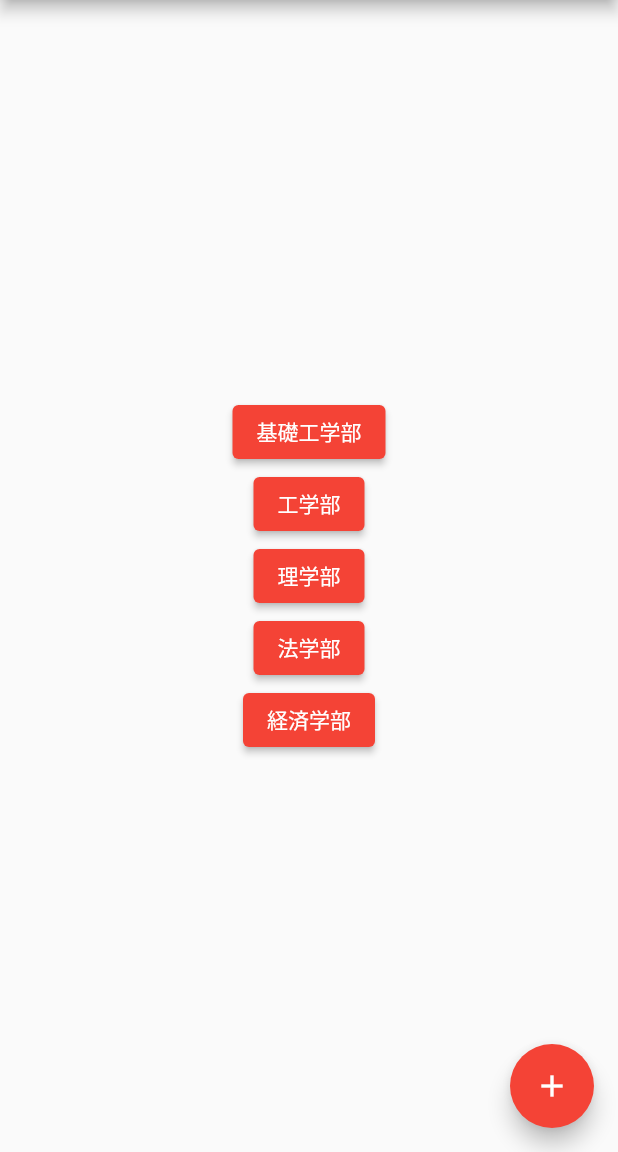
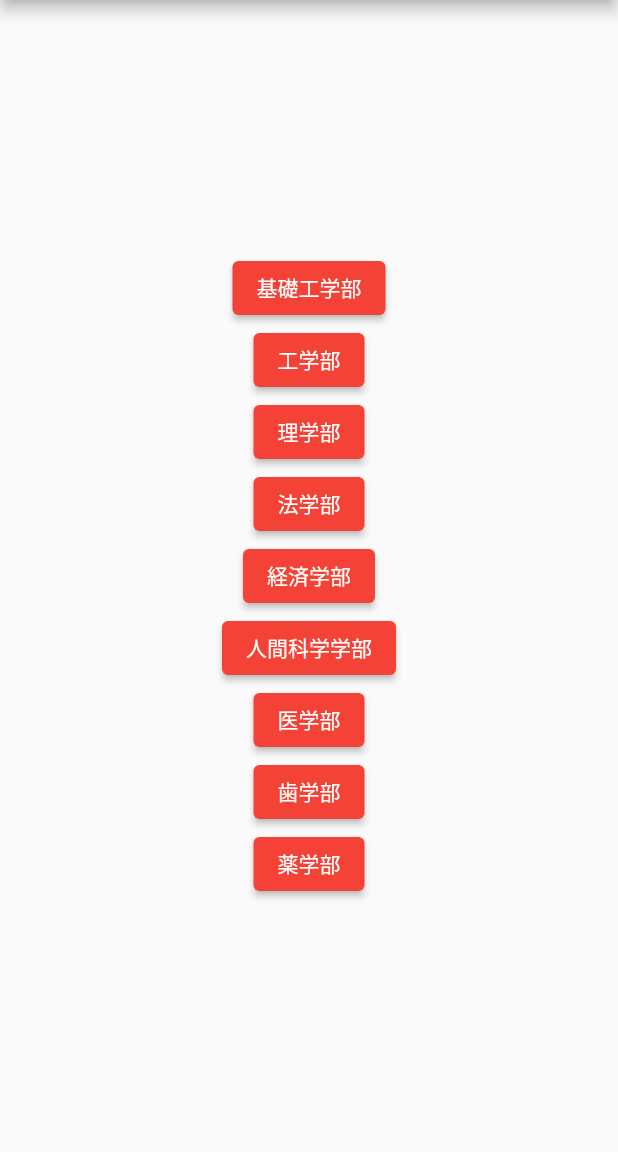
Before and after one commit to NaojiroUeno/application, a Flutter app: the screen it shows after launch, on a phone screen of 412 x 824 dp, the part 84-1236 px from its top. Run offline on Flutter 3.47's test engine with Material 2 defaults, Android fonts, the phone set to English and light mode, and no system bars.

Commit message:
add A B C

```diff
--- a/lib/main.dart
+++ b/lib/main.dart
@@ -1,5 +1,3 @@
-//import 'dart:html';
-
 import 'package:flutter/material.dart';
 import 'package:sample/first_page.dart';
 
@@ -33,16 +31,6 @@ class MyHomePage extends StatefulWidget {
 }
 
 class _MyHomePageState extends State<MyHomePage> {
-  // int _counter = 0;
-
-  // void _incrementCounter() {
-  //   setState(() {
-  //     _counter++;
-  //     // for debag
-  //     // print(_counter);
-  //   });
-  // }
-
   @override
   Widget build(BuildContext context) {
     return Scaffold(
@@ -54,22 +42,10 @@ class _MyHomePageState extends State<MyHomePage> {
         child: Column(
           mainAxisAlignment: MainAxisAlignment.center,
           children: <Widget>[
-            // const Text(
-            //   'This is my first\nYou have pushed the button this many times:',
-            //   textAlign: TextAlign.center,
-            // ),
-            // Text(
-            //   '$_counter',
-            //   style: Theme.of(context).textTheme.headlineMedium,
-            // ),
             ElevatedButton(
               onPressed: () {
-                // （1） 指定した画面に遷移する
                 Navigator.push(
-                    context,
-                    MaterialPageRoute(
-                        // （2） 実際に表示するページ(ウィジェット)を指定する
-                        builder: (context) => Home()));
+                    context, MaterialPageRoute(builder: (context) => Home()));
               },
               child: Text(
                 "基礎工学部",
@@ -119,14 +95,48 @@ class _MyHomePageState extends State<MyHomePage> {
               ),
               style: ElevatedButton.styleFrom(onPrimary: Colors.black),
             ),
+            ElevatedButton(
+              onPressed: () {},
+              child: Text(
+                "人間科学学部",
+                style: TextStyle(
+                  color: Colors.white,
+                ),
+              ),
+              style: ElevatedButton.styleFrom(onPrimary: Colors.black),
+            ),
+            ElevatedButton(
+              onPressed: () {},
+              child: Text(
+                "医学部",
+                style: TextStyle(
+                  color: Colors.white,
+                ),
+              ),
+              style: ElevatedButton.styleFrom(onPrimary: Colors.black),
+            ),
+            ElevatedButton(
+              onPressed: () {},
+              child: Text(
+                "歯学部",
+                style: TextStyle(
+                  color: Colors.white,
+                ),
+              ),
+              style: ElevatedButton.styleFrom(onPrimary: Colors.black),
+            ),
+            ElevatedButton(
+              onPressed: () {},
+              child: Text(
+                "薬学部",
+                style: TextStyle(
+                  color: Colors.white,
+                ),
+              ),
+              style: ElevatedButton.styleFrom(onPrimary: Colors.black),
+            ),
           ],
         ),
-      ),
-      floatingActionButton: FloatingActionButton(
-        onPressed: () {},
-        //onPressed: _incrementCounter,
-        tooltip: 'Increment',
-        child: const Icon(Icons.add),
       ),
     );
   }
```
Also changed, not shown: lib/first_page.dart (+59 -1 lines), lib/test.dart (deleted, +0 -127 lines).
